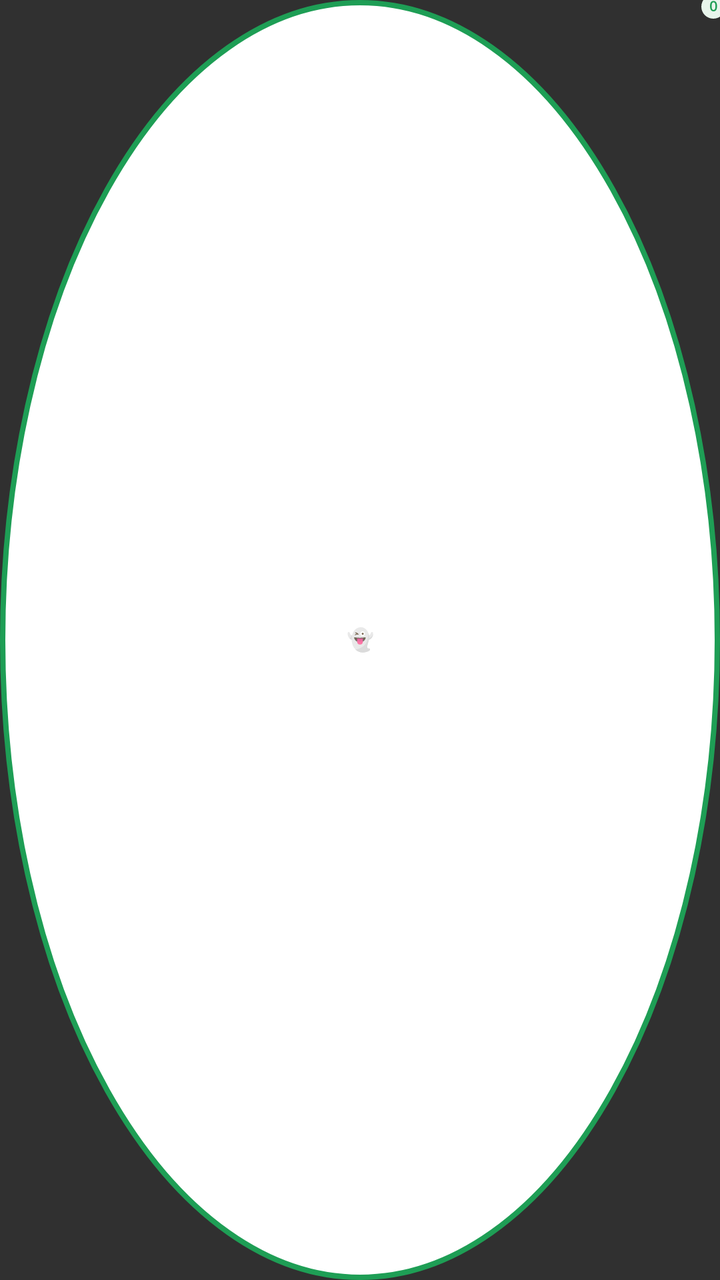
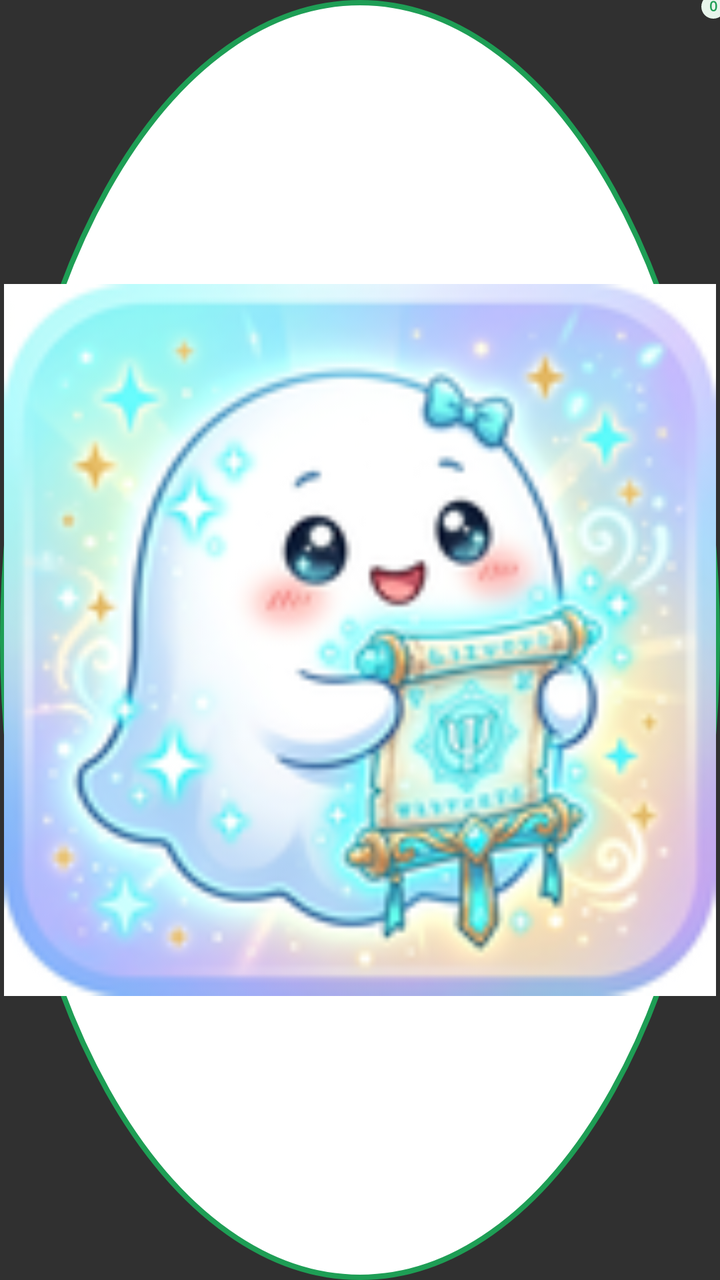

The first picture is an Android layout as it rendered before a commit; the second is the same layout after the commit. The layout source and the unified diff follow.
<!-- AndroidManifest.xml: application theme Theme.PhantomScroll -->
<!-- res/layout/overlay_bubble.xml -->
<?xml version="1.0" encoding="utf-8"?>
<FrameLayout xmlns:android="http://schemas.android.com/apk/res/android"
    android:id="@+id/bubble_root"
    android:layout_width="20dp"
    android:layout_height="20dp"
    android:background="@drawable/overlay_bubble_bg">
    
    <TextView
        android:id="@+id/bubble_icon"
        android:layout_width="match_parent"
        android:layout_height="match_parent"
        android:gravity="center"
        android:text="👻"
        android:textSize="11sp"
        android:includeFontPadding="false" />
    
    <TextView
        android:id="@+id/bubble_count"
        android:layout_width="wrap_content"
        android:layout_height="12dp"
        android:layout_gravity="top|end"
        android:layout_marginTop="-3dp"
        android:layout_marginEnd="-3dp"
        android:background="@drawable/overlay_status_pill_running"
        android:paddingStart="2dp"
        android:paddingEnd="2dp"
        android:gravity="center"
        android:minWidth="12dp"
        android:text="0"
        android:textColor="@color/overlay_accent"
        android:textSize="7sp"
        android:textStyle="bold"
        android:fontFamily="monospace"
        android:includeFontPadding="false" />
</FrameLayout>
<!-- resources referenced by this layout -->
<resources>
  <color name="overlay_accent">#FF1E9E55</color>
  <!-- drawable overlay_bubble_bg (drawable) -->
  <?xml version="1.0" encoding="utf-8"?>
  <shape xmlns:android="http://schemas.android.com/apk/res/android" android:shape="oval">
      <solid android:color="@color/overlay_surface" />
      <stroke android:width="2.5dp" android:color="@color/overlay_accent" />
  </shape>
  <!-- drawable overlay_status_pill_running (drawable) -->
  <?xml version="1.0" encoding="utf-8"?>
  <shape xmlns:android="http://schemas.android.com/apk/res/android" android:shape="rectangle">
      <solid android:color="@color/overlay_accent_soft" />
      <corners android:radius="999dp" />
  </shape>
  <style name="Theme.PhantomScroll" parent="Theme.AppCompat.NoActionBar">
          
          <item name="colorPrimary">#1A1A1A</item>
          <item name="colorAccent">#00E5FF</item>
          <item name="android:windowLightStatusBar">false</item>
      </style>
  <color name="overlay_surface">#FFFFFFFF</color>
  <color name="overlay_accent_soft">#FFE8F5EC</color>
</resources>

<!-- the commit's change to res/layout/overlay_bubble.xml (unified diff, before → after) -->
@@ -5,14 +5,14 @@
     android:layout_height="20dp"
     android:background="@drawable/overlay_bubble_bg">
     
-    <TextView
+    <ImageView
         android:id="@+id/bubble_icon"
         android:layout_width="match_parent"
         android:layout_height="match_parent"
-        android:gravity="center"
-        android:text="👻"
-        android:textSize="11sp"
-        android:includeFontPadding="false" />
+        android:padding="2dp"
+        android:src="@mipmap/ic_launcher"
+        android:scaleType="fitCenter"
+        android:importantForAccessibility="no" />
     
     <TextView
         android:id="@+id/bubble_count"
<!-- resource entries referenced after the edit -->
@@ -13,6 +13,7 @@
       <solid android:color="@color/overlay_accent_soft" />
       <corners android:radius="999dp" />
   </shape>
+  <!-- mipmap ic_launcher: png bitmap (mipmap-hdpi, 10670 bytes) -->
   <style name="Theme.PhantomScroll" parent="Theme.AppCompat.NoActionBar">
           
           <item name="colorPrimary">#1A1A1A</item>
